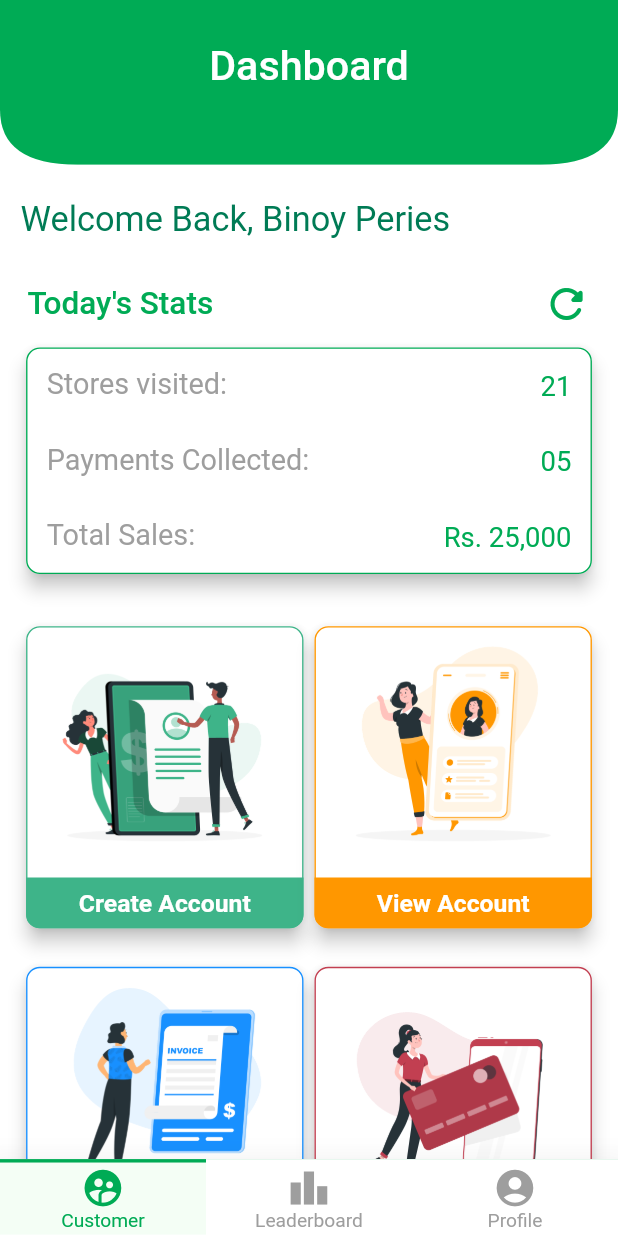
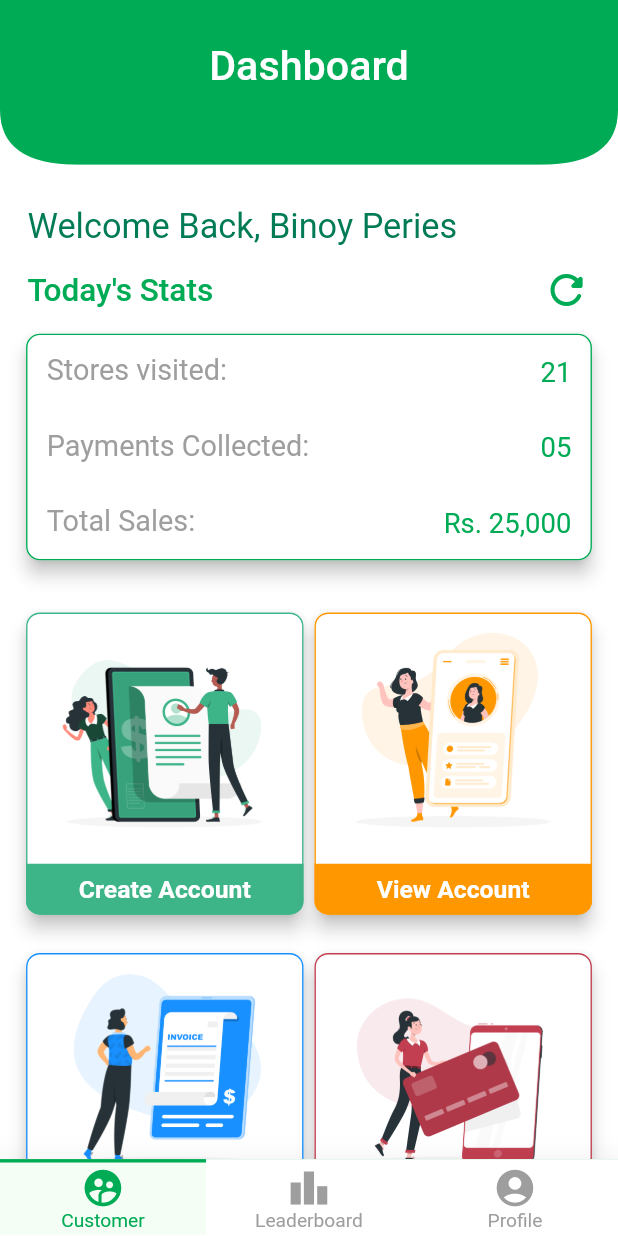
Before and after one commit to Group22-SEP-18/TECLIX-app, a Flutter app: the screen it shows after launch, on a phone screen of 412 x 824 dp. Run offline on Flutter 3.47's test engine with Material 2 defaults, Android fonts, the phone set to English and light mode, and no system bars; our stand-ins replace bloc, dots_indicator, expandable, flutter_bloc, flutter_spinkit, font_awesome_flutter and 5 more.

Commit message:
alignment fixed

```diff
--- a/lib/presentation/screens/customer/customer_main.dart
+++ b/lib/presentation/screens/customer/customer_main.dart
@@ -51,17 +51,20 @@ class CustomerMain extends StatelessWidget {
               crossAxisAlignment: CrossAxisAlignment.stretch,
               children: [
                 SizedBox(
-                  height: 25.0,
+                  height: 30.0,
                 ),
-                Text(
-                  'Welcome Back, Binoy Peries',
-                  style: TextStyle(
-                      fontSize: 25.0,
-                      fontWeight: FontWeight.w400,
-                      color: ColorDarkGreen),
+                Padding(
+                  padding: const EdgeInsets.only(left: 5.0),
+                  child: Text(
+                    'Welcome Back, Binoy Peries',
+                    style: TextStyle(
+                        fontSize: 25.0,
+                        fontWeight: FontWeight.w400,
+                        color: ColorDarkGreen),
+                  ),
                 ),
                 SizedBox(
-                  height: 30.0,
+                  height: 15.0,
                 ),
                 Row(
                   mainAxisAlignment: MainAxisAlignment.spaceBetween,
```
